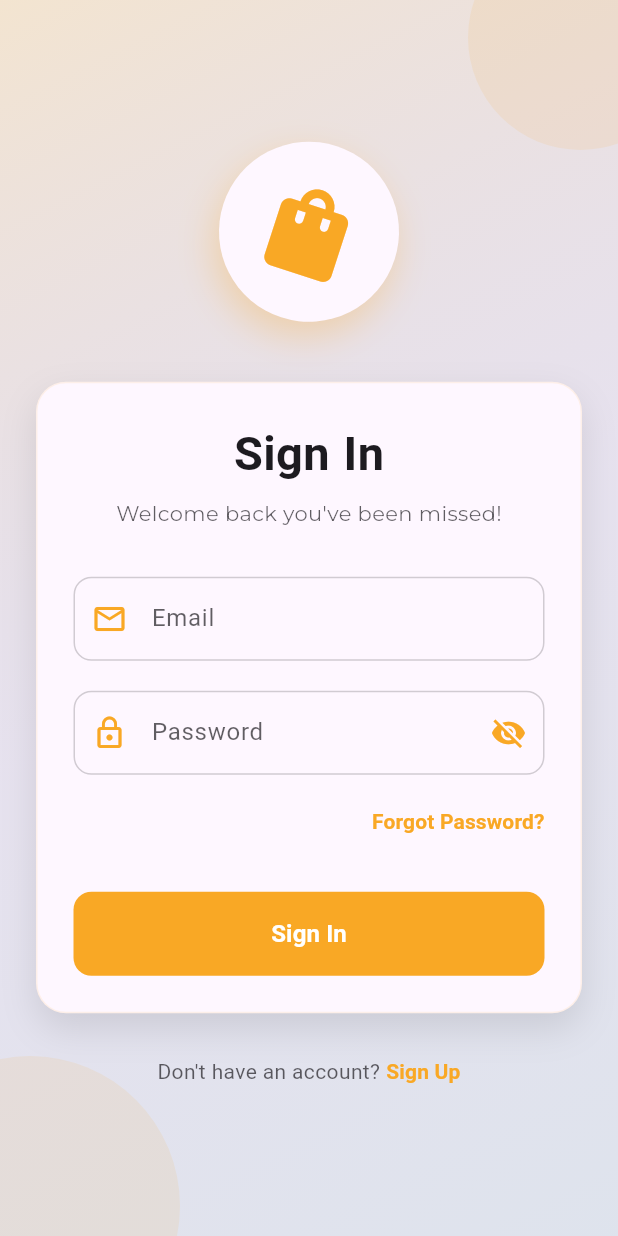
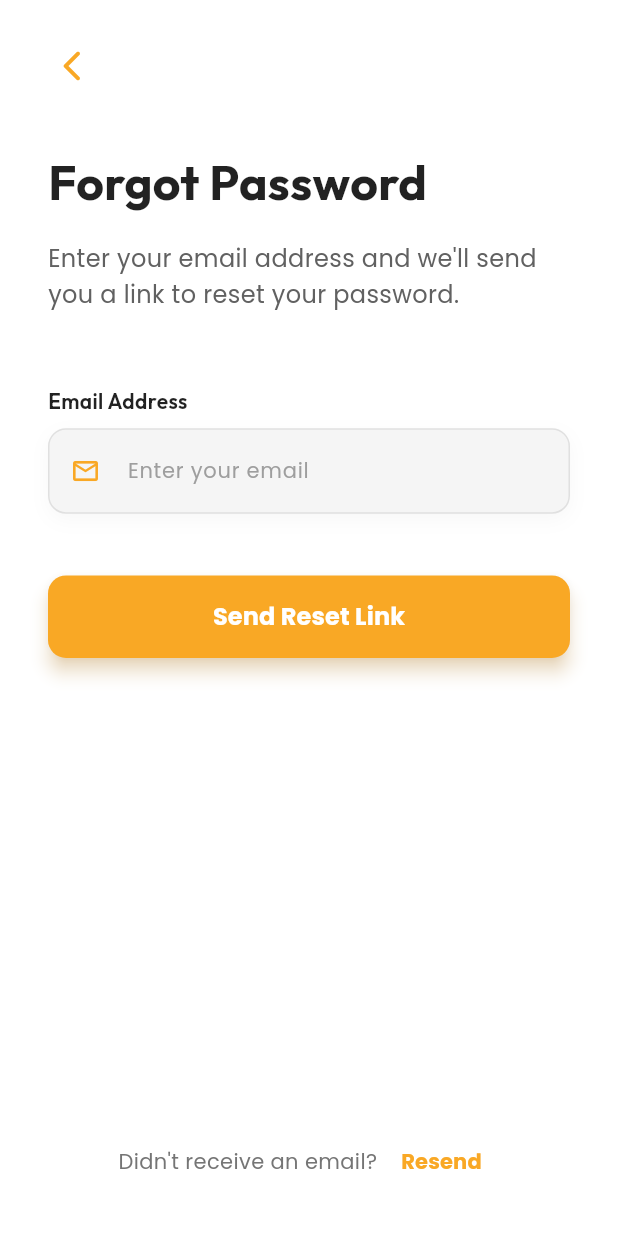
Before and after one commit to igmoiiz/Shop-Ease-Full_Stack, a Flutter app: the screen it shows after launch, after a tap on "Forgot Password?", on a phone screen of 412 x 824 dp. Run offline on Flutter 3.47's test engine with Material 3 defaults, Android fonts, the light colour scheme and no system bars; our stand-ins replace carousel_slider, cloud_firestore, firebase_core, flutter_markdown, google_fonts, supabase_flutter; accounts and stored records are empty; Roboto replaces fonts that are missing (Italiana).

Commit message:
Add password restoration feature and navigation to Forgot Password page
- Implemented a new method in AuthServices for restoring passwords via email, including user feedback through a dialog.
- Updated the LoginPage to navigate to the Forgot Password page with a smooth transition effect.

```diff
--- a/lib/Controllers/Authentication/auth_services.dart
+++ b/lib/Controllers/Authentication/auth_services.dart
@@ -123,6 +123,54 @@ class AuthServices {
     }
   }
 
+  //  Method for restoring password
+  Future<void> restorePassword(String email, BuildContext context) async {
+    final navigator = Navigator.of(context);
+    try {
+      await supabase.auth
+          .resetPasswordForEmail(email)
+          .then((value) {
+            log("Password Reset Link Sent");
+            showAdaptiveDialog(
+              context: context,
+              builder:
+                  (context) => AlertDialog(
+                    title: const Text('Password Reset'),
+                    content: const Text(
+                      'A password reset link has been sent to your email',
+                    ),
+                    actions: [
+                      ElevatedButton(
+                        onPressed: () => navigator.pop(),
+                        style: ElevatedButton.styleFrom(
+                          backgroundColor: Colors.amber,
+                          foregroundColor: Colors.white,
+                          shape: RoundedRectangleBorder(
+                            borderRadius: BorderRadius.circular(10),
+                          ),
+                        ),
+                        child: Text(
+                          "Dismiss",
+                          style: TextStyle(
+                            color: Colors.white,
+                            fontWeight: FontWeight.bold,
+                            letterSpacing: .5,
+                          ),
+                        ),
+                      ),
+                    ],
+                  ),
+            );
+          })
+          .onError((error, stackTrace) {
+            log("Error: $error");
+            throw Exception("Error Occurred!");
+          });
+    } catch (error) {
+      log(error.toString());
+    }
+  }
+
   //  Getting current User email
   String? getCurrentUserEmail() {
     final session = supabase.auth.currentSession;
--- /dev/null
+++ b/lib/View/Authentication/forgot_password.dart
@@ -0,0 +1,427 @@
+// ignore_for_file: deprecated_member_use
+
+import 'package:auth_screens/Controllers/Authentication/auth_services.dart';
+import 'package:flutter/material.dart';
+import 'package:google_fonts/google_fonts.dart';
+import 'package:auth_screens/Controllers/input_controllers.dart';
+
+class ForgotPassword extends StatefulWidget {
+  const ForgotPassword({super.key});
+
+  @override
+  State<ForgotPassword> createState() => _ForgotPasswordState();
+}
+
+class _ForgotPasswordState extends State<ForgotPassword>
+    with SingleTickerProviderStateMixin {
+  // Animation controller
+  late AnimationController _controller;
+  late Animation<double> _fadeAnimation;
+  late Animation<Offset> _slideAnimation;
+
+  // Form key and controllers
+  final _formKey = GlobalKey<FormState>();
+  final InputControllers _inputControllers = InputControllers();
+  final AuthServices _authServices = AuthServices();
+
+  // Loading state
+  bool _isLoading = false;
+  bool _emailSent = false;
+
+  @override
+  void initState() {
+    super.initState();
+
+    // Initialize animations
+    _controller = AnimationController(
+      vsync: this,
+      duration: const Duration(milliseconds: 800),
+    );
+
+    _fadeAnimation = Tween<double>(
+      begin: 0.0,
+      end: 1.0,
+    ).animate(CurvedAnimation(parent: _controller, curve: Curves.easeInOut));
+
+    _slideAnimation = Tween<Offset>(
+      begin: const Offset(0, 0.2),
+      end: Offset.zero,
+    ).animate(CurvedAnimation(parent: _controller, curve: Curves.easeOutQuint));
+
+    // Start the animation
+    _controller.forward();
+  }
+
+  @override
+  void dispose() {
+    _controller.dispose();
+    super.dispose();
+  }
+
+  // Method to handle password reset
+  void _resetPassword() async {
+    if (!_formKey.currentState!.validate()) return;
+
+    setState(() {
+      _isLoading = true;
+    });
+
+    try {
+      // Call the password reset method from auth_services
+      await _authServices.restorePassword(
+        _inputControllers.emailController.text,
+        context,
+      );
+
+      // Set success state after API call
+      setState(() {
+        _isLoading = false;
+        _emailSent = true;
+      });
+    } catch (e) {
+      // Handle error
+      setState(() {
+        _isLoading = false;
+      });
+
+      // Show error message
+      ScaffoldMessenger.of(context).showSnackBar(
+        SnackBar(
+          content: Text("Failed to send reset link. Please try again."),
+          backgroundColor: Colors.red,
+        ),
+      );
+    }
+  }
+
+  @override
+  Widget build(BuildContext context) {
+    final size = MediaQuery.of(context).size;
+
+    return Scaffold(
+      backgroundColor: Colors.white,
+      body: SafeArea(
+        child: SingleChildScrollView(
+          physics: const BouncingScrollPhysics(),
+          child: Container(
+            height: size.height - MediaQuery.of(context).padding.top,
+            width: size.width,
+            padding: const EdgeInsets.symmetric(horizontal: 24.0),
+            child: Column(
+              crossAxisAlignment: CrossAxisAlignment.start,
+              children: [
+                // Back button
+                Padding(
+                  padding: const EdgeInsets.only(top: 20.0),
+                  child: IconButton(
+                    onPressed: () => Navigator.pop(context),
+                    icon: Icon(
+                      Icons.arrow_back_ios_new_rounded,
+                      color: Colors.yellow.shade800,
+                    ),
+                  ),
+                ),
+
+                // Animated content
+                Expanded(
+                  child: FadeTransition(
+                    opacity: _fadeAnimation,
+                    child: SlideTransition(
+                      position: _slideAnimation,
+                      child: Padding(
+                        padding: const EdgeInsets.symmetric(horizontal: 8.0),
+                        child: Column(
+                          crossAxisAlignment: CrossAxisAlignment.start,
+                          children: [
+                            const SizedBox(height: 30),
+
+                            // Header
+                            Text(
+                              "Forgot Password",
+                              style: TextStyle(
+                                fontSize: 32,
+                                fontWeight: FontWeight.bold,
+                                color: Colors.black87,
+                                fontFamily: GoogleFonts.outfit().fontFamily,
+                              ),
+                            ),
+                            const SizedBox(height: 16),
+
+                            // Subtitle
+                            Text(
+                              _emailSent
+                                  ? "We've sent a password reset link to your email. Please check your inbox."
+                                  : "Enter your email address and we'll send you a link to reset your password.",
+                              style: TextStyle(
+                                fontSize: 16,
+                                color: Colors.grey.shade700,
+                                fontFamily: GoogleFonts.poppins().fontFamily,
+                                height: 1.5,
+                              ),
+                            ),
+
+                            SizedBox(height: size.height * 0.06),
+
+                            // Form
+                            if (!_emailSent) ...[
+                              Form(
+                                key: _formKey,
+                                child: Column(
+                                  crossAxisAlignment: CrossAxisAlignment.start,
+                                  children: [
+                                    // Email label
+                                    Text(
+                                      "Email Address",
+                                      style: TextStyle(
+                                        fontSize: 14,
+                                        fontWeight: FontWeight.w600,
+                                        color: Colors.black87,
+                                        fontFamily:
+                                            GoogleFonts.outfit().fontFamily,
+                                      ),
+                                    ),
+                                    const SizedBox(height: 8),
+
+                                    // Email field
+                                    Container(
+                                      decoration: BoxDecoration(
+                                        color: Colors.grey.shade100,
+                                        borderRadius: BorderRadius.circular(12),
+                                        border: Border.all(
+                                          color: Colors.grey.shade300,
+                                          width: 1,
+                                        ),
+                                        boxShadow: [
+                                          BoxShadow(
+                                            color: Colors.black.withOpacity(
+                                              0.03,
+                                            ),
+                                            blurRadius: 10,
+                                            offset: const Offset(0, 4),
+                                          ),
+                                        ],
+                                      ),
+                                      child: TextFormField(
+                                        controller:
+                                            _inputControllers.emailController,
+                                        keyboardType:
+                                            TextInputType.emailAddress,
+                                        style: TextStyle(
+                                          fontFamily:
+                                              GoogleFonts.poppins().fontFamily,
+                                          fontSize: 15,
+                                        ),
+                                        decoration: InputDecoration(
+                                          hintText: "Enter your email",
+                                          hintStyle: TextStyle(
+                                            color: Colors.grey.shade500,
+                                            fontSize: 14,
+                                          ),
+                                          prefixIcon: Icon(
+                                            Icons.email_outlined,
+                                            color: Colors.yellow.shade800,
+                                            size: 20,
+                                          ),
+                                          border: InputBorder.none,
+                                          contentPadding:
+                                              const EdgeInsets.symmetric(
+                                                horizontal: 16,
+                                                vertical: 16,
+                                              ),
+                                        ),
+                                        validator: (value) {
+                                          if (value == null || value.isEmpty) {
+                                            return 'Please enter your email';
+                                          }
+                                          if (!RegExp(
+                                            r'^[\w-\.]+@([\w-]+\.)+[\w-]{2,4}$',
+                                          ).hasMatch(value)) {
+                                            return 'Please enter a valid email';
+                                          }
+                                          return null;
+                                        },
+                                      ),
+                                    ),
+
+                                    SizedBox(height: size.height * 0.05),
+
+                                    // Submit button
+                                    SizedBox(
+                                      width: double.infinity,
+                                      height: 55,
+                                      child: ElevatedButton(
+                                        onPressed:
+                                            _isLoading ? null : _resetPassword,
+                                        style: ElevatedButton.styleFrom(
+                                          backgroundColor:
+                                              Colors.yellow.shade800,
+                                          foregroundColor: Colors.white,
+                                          disabledBackgroundColor: Colors
+                                              .yellow
+                                              .shade800
+                                              .withOpacity(0.7),
+                                          shape: RoundedRectangleBorder(
+                                            borderRadius: BorderRadius.circular(
+                                              12,
+                                            ),
+                                          ),
+                                          elevation: 5,
+                                          shadowColor: Colors.yellow.shade800
+                                              .withOpacity(0.5),
+                                        ),
+                                        child:
+                                            _isLoading
+                                                ? SizedBox(
+                                                  width: 24,
+                                                  height: 24,
+                                                  child:
+                                                      CircularProgressIndicator(
+                                                        color: Colors.white,
+                                                        strokeWidth: 2,
+                                                      ),
+                                                )
+                                                : Text(
+                                                  "Send Reset Link",
+                                                  style: TextStyle(
+                                                    fontSize: 16,
+                                                    fontWeight: FontWeight.bold,
+                                                    fontFamily:
+                                                        GoogleFonts.poppins()
+                                                            .fontFamily,
+                                                  ),
+                                                ),
+                                      ),
+                                    ),
+                                  ],
+                                ),
+                              ),
+                            ] else ...[
+                              // Success animation
+                              Center(
+                                child: Column(
+                                  children: [
+                                    Container(
+                                      width: 120,
+                                      height: 120,
+                                      decoration: BoxDecoration(
+                                        color: Colors.green.shade50,
+                                        shape: BoxShape.circle,
+                                      ),
+                                      child: Icon(
+                                        Icons.check_circle,
+                                        size: 80,
+                                        color: Colors.green.shade600,
+                                      ),
+                                    ),
+                                    const SizedBox(height: 24),
+                                    Text(
+                                      "Email Sent!",
+                                      style: TextStyle(
+                                        fontSize: 24,
+                                        fontWeight: FontWeight.bold,
+                                        color: Colors.green.shade700,
+                                        fontFamily:
+                                            GoogleFonts.outfit().fontFamily,
+                                      ),
+                                    ),
+                                    const SizedBox(height: 50),
+
+                                    // Back to login button
+                                    SizedBox(
+                                      width: double.infinity,
+                                      height: 55,
+                                      child: ElevatedButton(
+                                        onPressed: () => Navigator.pop(context),
+                                        style: ElevatedButton.styleFrom(
+                                          backgroundColor:
+                                              Colors.green.shade600,
+                                          foregroundColor: Colors.white,
+                                          shape: RoundedRectangleBorder(
+                                            borderRadius: BorderRadius.circular(
+                                              12,
+                                            ),
+                                          ),
+                                          elevation: 5,
+                                          shadowColor: Colors.green.shade600
+                                              .withOpacity(0.5),
+                                        ),
+                                        child: Text(
+                                          "Back to Login",
+                                          style: TextStyle(
+                                            fontSize: 16,
+                                            fontWeight: FontWeight.bold,
+                                            fontFamily:
+                                                GoogleFonts.poppins()
+                                                    .fontFamily,
+                                          ),
+                                        ),
+                                      ),
+                                    ),
+                                  ],
+                                ),
+                              ),
+                            ],
+                          ],
+                        ),
+                      ),
+                    ),
+                  ),
+                ),
+
+                // Bottom section with decorative element
+                AnimatedBuilder(
+                  animation: _controller,
+                  builder: (context, child) {
+                    return Opacity(
+                      opacity: _fadeAnimation.value,
+                      child: Container(
+                        height: 100,
+                        alignment: Alignment.center,
+                        child: Row(
+                          mainAxisAlignment: MainAxisAlignment.center,
+                          children: [
+                            Text(
+                              "Didn't receive an email? ",
+                              style: TextStyle(
+                                color: Colors.grey.shade600,
+                                fontFamily: GoogleFonts.poppins().fontFamily,
+                              ),
+                            ),
+                            TextButton(
+                              onPressed:
+                                  _isLoading
+                                      ? null
+                                      : () {
+                                        if (_emailSent) {
+                                          // Resend the reset link
+                                          _resetPassword();
+                                        } else {
+                                          // Focus on form
+                                          FocusScope.of(
+                                            context,
+                                          ).requestFocus(FocusNode());
+                                        }
+                                      },
+                              child: Text(
+                                "Resend",
+                                style: TextStyle(
+                                  color: Colors.yellow.shade800,
+                                  fontWeight: FontWeight.bold,
+                                  fontFamily: GoogleFonts.poppins().fontFamily,
+                                ),
+                              ),
+                            ),
+                          ],
+                        ),
+                      ),
+                    );
+                  },
+                ),
+              ],
+            ),
+          ),
+        ),
+      ),
+    );
+  }
+}
--- a/lib/View/Authentication/login.dart
+++ b/lib/View/Authentication/login.dart
@@ -2,6 +2,7 @@
 
 import 'package:auth_screens/Controllers/Authentication/auth_services.dart';
 import 'package:auth_screens/Controllers/input_controllers.dart';
+import 'package:auth_screens/View/Authentication/forgot_password.dart';
 import 'package:auth_screens/View/Authentication/register.dart';
 import 'package:flutter/material.dart';
 import 'package:google_fonts/google_fonts.dart';
@@ -341,7 +342,9 @@ class _LoginPageState extends State<LoginPage> with TickerProviderStateMixin {
                                   alignment: Alignment.centerRight,
                                   child: TextButton(
                                     onPressed: () {
-                                      // Handle forgot password
+                                      Navigator.of(
+                                        context,
+                                      ).push(_elegantRoute(ForgotPassword()));
                                     },
                                     style: TextButton.styleFrom(
                                       foregroundColor: Colors.yellow.shade800,
@@ -532,4 +535,21 @@ class _LoginPageState extends State<LoginPage> with TickerProviderStateMixin {
       ),
     );
   }
+
+  PageRouteBuilder _elegantRoute(Widget page) {
+    return PageRouteBuilder(
+      pageBuilder: (context, animation, secondaryAnimation) => page,
+      transitionsBuilder: (context, animation, secondaryAnimation, child) {
+        var fadeAnimation = Tween<double>(begin: 0, end: 1).animate(animation);
+        var scaleAnimation = Tween<double>(begin: 0.95, end: 1).animate(
+          CurvedAnimation(parent: animation, curve: Curves.easeOutExpo),
+        );
+        return FadeTransition(
+          opacity: fadeAnimation,
+          child: ScaleTransition(scale: scaleAnimation, child: child),
+        );
+      },
+      transitionDuration: const Duration(milliseconds: 500),
+    );
+  }
 }
```
